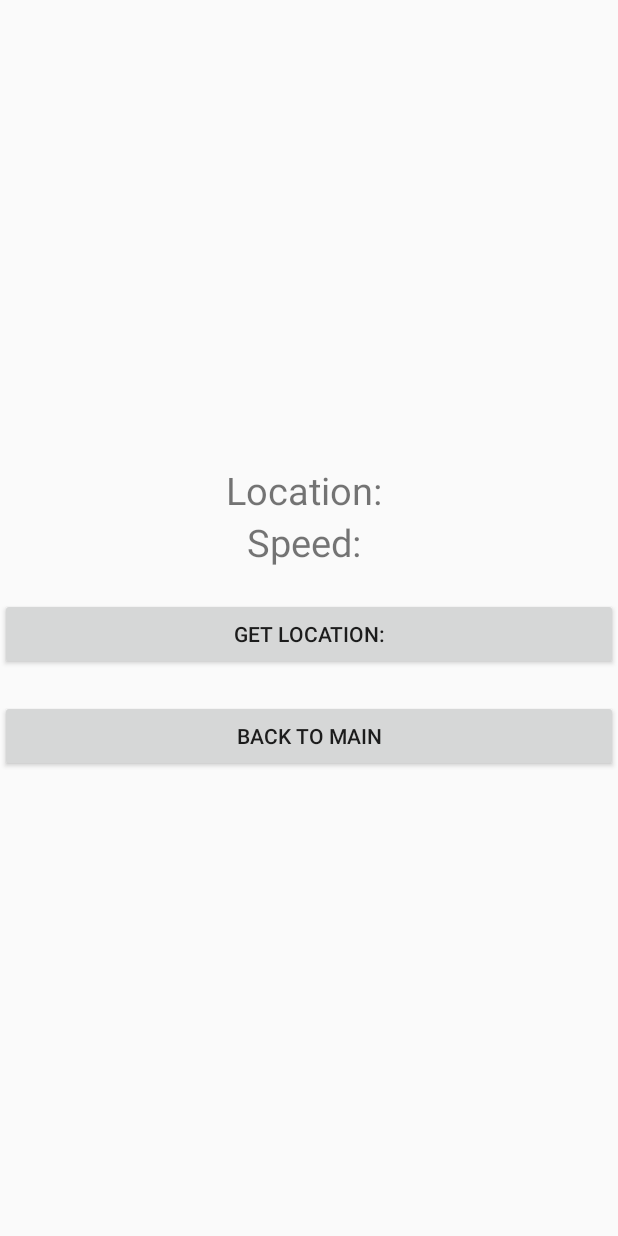
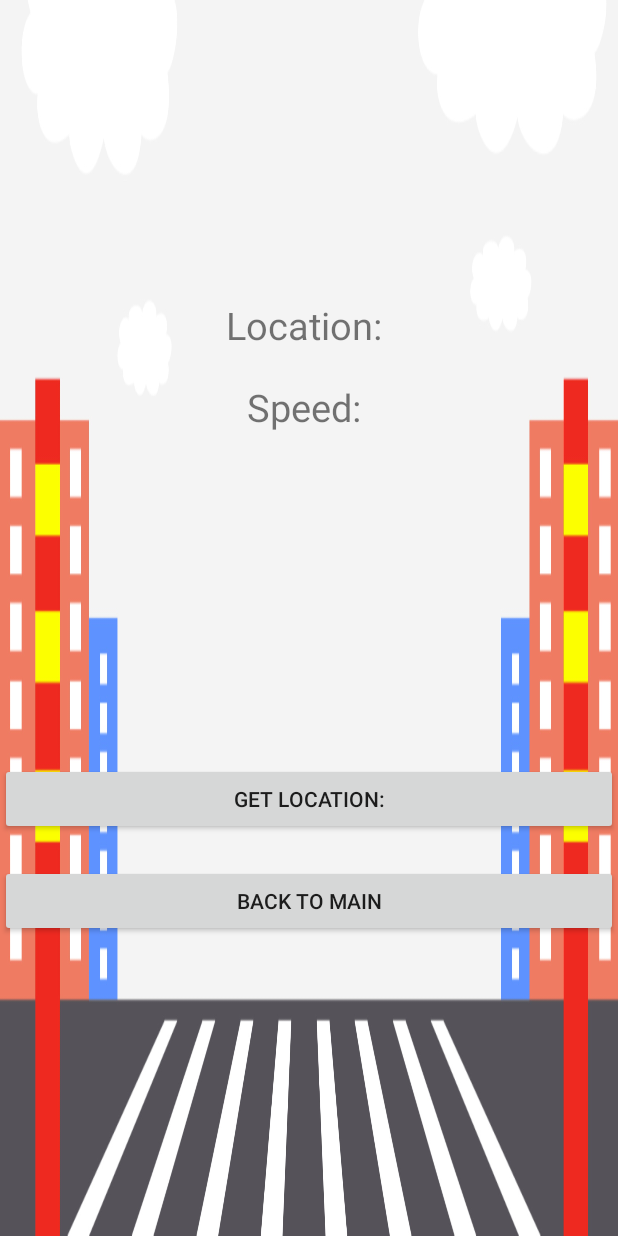
Before and after one commit to wallace0123456/Android_project_3053643, an Android app built with Jetpack Compose: the SpeedDrive screen opened directly, with no data from a screen before it, on a phone screen of 412 x 824 dp. Run offline under Robolectric (Android 15) with nearby library versions, the phone set to English and light mode, and no system bars.

Commit message:
speed page update

```diff
--- a/app/src/main/java/com/griffith/md_project_3053643/SpeedDrive.kt
+++ b/app/src/main/java/com/griffith/md_project_3053643/SpeedDrive.kt
@@ -47,9 +47,11 @@ class SpeedDrive : ComponentActivity() {
     private lateinit var locationText: TextView // Declare the variable as a property
     var lat = 0.0
     var long = 0.0
+
     override fun onCreate(savedInstanceState: Bundle?) {
         super.onCreate(savedInstanceState)
 
+        //implemented accelerometer sensor
         val sensorManager: SensorManager =
             getSystemService(Context.SENSOR_SERVICE) as SensorManager
         val accelerometer = sensorManager.getDefaultSensor(Sensor.TYPE_ACCELEROMETER)
@@ -59,16 +61,24 @@ class SpeedDrive : ComponentActivity() {
             SensorManager.SENSOR_DELAY_NORMAL
         )
 
+        //set layout view
+        setContentView(R.layout.speed_layout)
 
-        setContentView(R.layout.speed_layout)
+        //created variable for GPS use
         fusedLocationProviderClinet = LocationServices.getFusedLocationProviderClient(this)
+
+        //when button is clicked, call checkLocationPermission function
         findViewById<Button>(R.id.button_get_lo).setOnClickListener {
             checkLocationPermission()
         }
+
+        //when button is clicked, call checkLocationPermission function
         findViewById<Button>(R.id.back_main).setOnClickListener {
             val intent = Intent(this, MainActivity::class.java)
             startActivity(intent)
         }
+
+        //Find text by view id
         locationText = findViewById<TextView>(R.id.text_location)
         speedText = findViewById<TextView>(R.id.text_speed)
 
--- a/app/src/main/res/layout/speed_layout.xml
+++ b/app/src/main/res/layout/speed_layout.xml
@@ -4,6 +4,7 @@
     android:layout_height="match_parent"
     android:gravity="center"
     android:orientation="vertical"
+    android:background="@drawable/speed"
 
     >
 
@@ -11,15 +12,18 @@
         android:id="@+id/text_location"
         android:layout_width="wrap_content"
         android:layout_height="wrap_content"
+        android:text="Location: "
         android:textSize="25dp"
-        android:text="Location: " />
+        android:layout_marginBottom="20dp"
+        />
 
     <TextView
         android:id="@+id/text_speed"
         android:layout_width="wrap_content"
         android:layout_height="wrap_content"
         android:text="Speed: "
-        android:textSize="25sp" />
+        android:textSize="25sp"
+        android:layout_marginBottom="200dp"/>
 
     <Button
         android:id="@+id/button_get_lo"
```
Also changed, not shown: app/src/main/res/drawable/speed.jpg (added).
